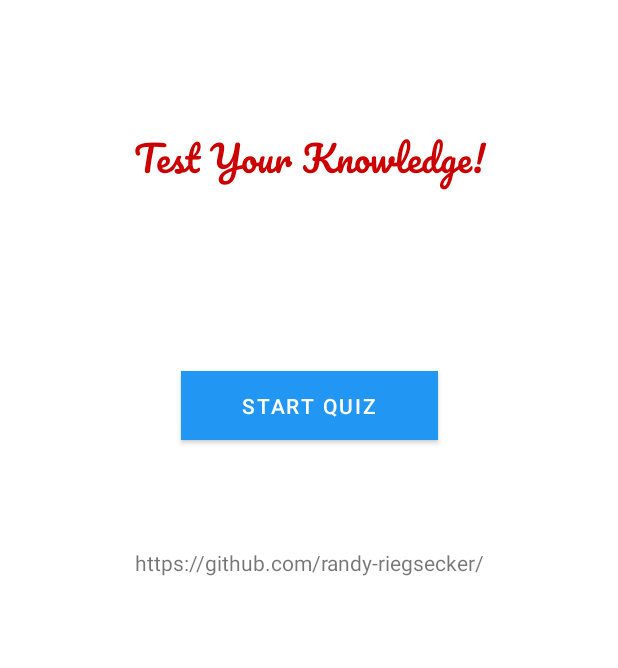
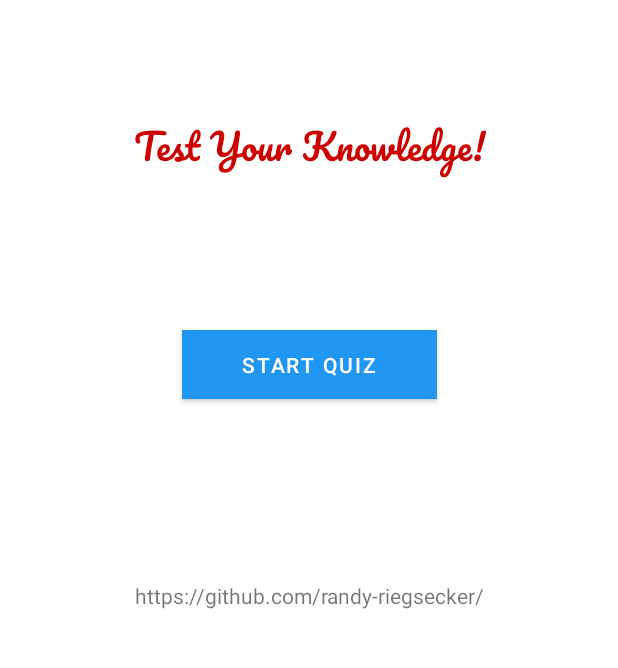
Before and after one commit to randy-riegsecker/StatesCapitalsQuiz, an Android app: the screen it shows after launch (MainActivity), on a phone screen of 412 x 824 dp, the part 480-1148 px from its top. Run offline under Robolectric (Android 15) with nearby library versions, the phone set to English and light mode, and no system bars.

Commit message:
Updates to Title Screen

```diff
--- a/app/src/main/res/layout/activity_main.xml
+++ b/app/src/main/res/layout/activity_main.xml
@@ -24,11 +24,11 @@
     <TextView
         android:id="@+id/textView2"
         android:layout_width="0dp"
-        android:layout_height="63dp"
-        android:layout_marginTop="84dp"
+        android:layout_height="64dp"
+        android:layout_marginTop="76dp"
         android:fontFamily="@font/pacifico"
         android:includeFontPadding="false"
-        android:text="Test Your Knowledge!"
+        android:text="@string/test_knowledge"
         android:textAlignment="center"
         android:textColor="@android:color/holo_red_dark"
         android:textSize="24sp"
@@ -39,9 +39,9 @@
 
     <Button
         android:id="@+id/start_button"
-        android:layout_width="171dp"
+        android:layout_width="170dp"
         android:layout_height="46dp"
-        android:layout_marginTop="100dp"
+        android:layout_marginTop="80dp"
         android:background="#2196F3"
         android:backgroundTint="@null"
         android:text="Start Quiz"
@@ -60,6 +60,7 @@
         app:layout_constraintBottom_toBottomOf="parent"
         app:layout_constraintEnd_toEndOf="parent"
         app:layout_constraintStart_toStartOf="parent"
-        app:layout_constraintTop_toBottomOf="@+id/start_button" />
+        app:layout_constraintTop_toBottomOf="@+id/start_button"
+        app:layout_constraintVertical_bias="0.7" />
 
 </androidx.constraintlayout.widget.ConstraintLayout>
--- a/app/src/main/res/values/strings.xml
+++ b/app/src/main/res/values/strings.xml
@@ -10,4 +10,5 @@
     <string name="submit_answer">Submit Answer</string>
     <string name="choose_an_answer">Choose An Answer!</string>
     <string name="correct_answer">Correct!</string>
+    <string name="test_knowledge">Test Your Knowledge!</string>
 </resources>
```
Also changed, not shown: 1 other file.
